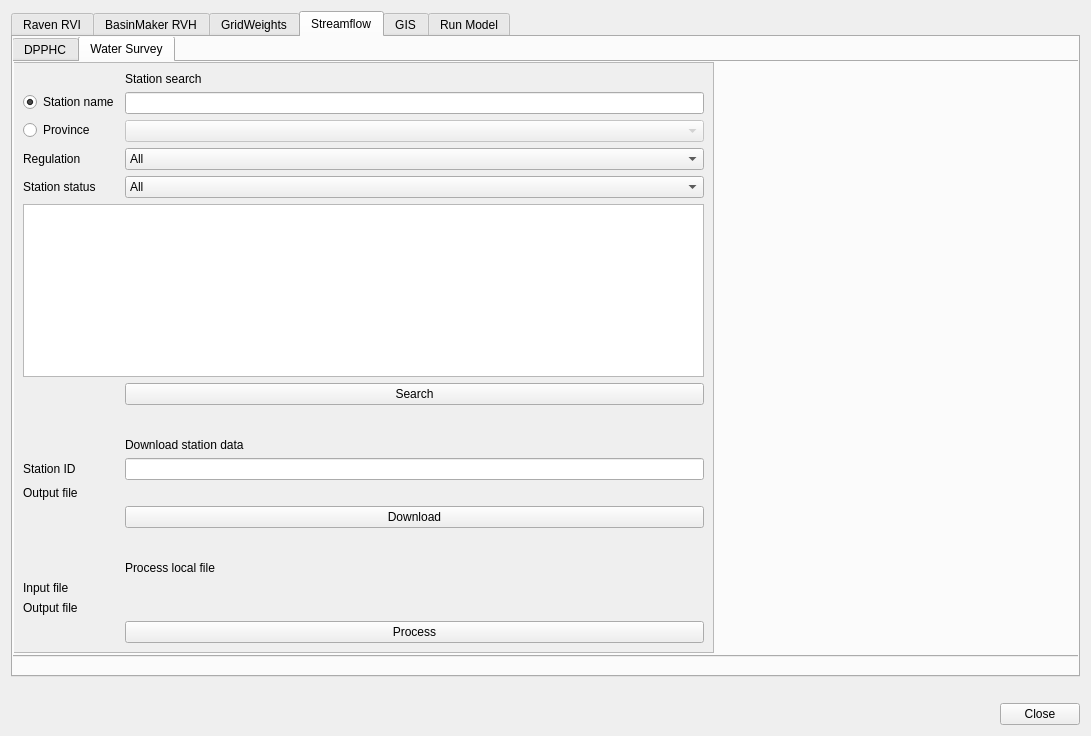
The window that qraven/qraven_dialog_base.ui (Scriptbash/QRaven) describes before a commit, drawn with Qt 5.
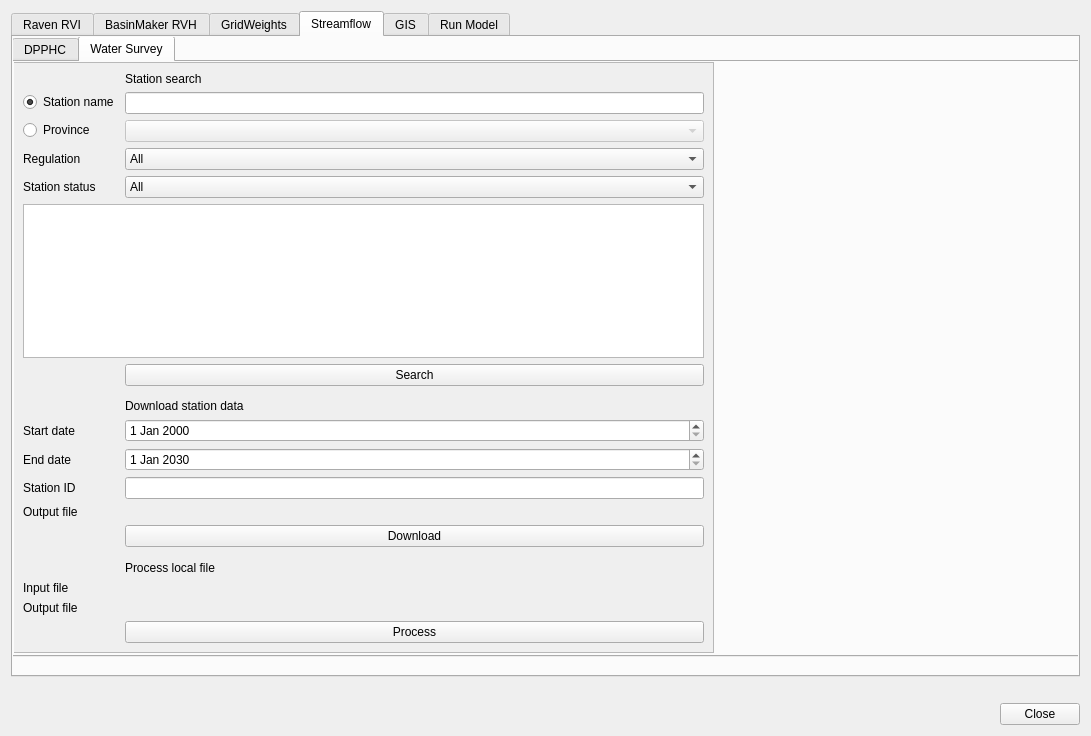
The same window after the commit. The open tabs and pages were chosen to show the change. Custom widgets are drawn as their Qt base class.

Commit message: Add water office start/end date

What changed in the file:
```diff
--- a/qraven/qraven_dialog_base.ui
+++ b/qraven/qraven_dialog_base.ui
@@ -3811,7 +3811,7 @@
         </rect>
        </property>
        <property name="currentIndex">
-        <number>0</number>
+        <number>1</number>
        </property>
        <widget class="QWidget" name="tab_12">
         <attribute name="title">
@@ -4134,8 +4134,8 @@
            <rect>
             <x>0</x>
             <y>0</y>
-            <width>699</width>
-            <height>589</height>
+            <width>686</width>
+            <height>603</height>
            </rect>
           </property>
           <layout class="QFormLayout" name="formLayout">
@@ -4265,24 +4265,24 @@
              </property>
             </widget>
            </item>
-           <item row="10" column="0">
+           <item row="12" column="0">
             <widget class="QLabel" name="label_101">
              <property name="text">
               <string>Station ID</string>
              </property>
             </widget>
            </item>
-           <item row="10" column="1">
+           <item row="12" column="1">
             <widget class="QLineEdit" name="txt_watersurveyid"/>
            </item>
-           <item row="11" column="0">
+           <item row="13" column="0">
             <widget class="QLabel" name="label_102">
              <property name="text">
               <string>Output file</string>
              </property>
             </widget>
            </item>
-           <item row="11" column="1">
+           <item row="13" column="1">
             <widget class="QgsFileWidget" name="file_watersurveyoutput">
              <property name="filter">
               <string>*.rvt</string>
@@ -4292,14 +4292,14 @@
              </property>
             </widget>
            </item>
-           <item row="12" column="1">
+           <item row="14" column="1">
             <widget class="QPushButton" name="btn_watersurveydownload">
              <property name="text">
               <string>Download</string>
              </property>
             </widget>
            </item>
-           <item row="13" column="1">
+           <item row="15" column="1">
             <spacer name="verticalSpacer_4">
              <property name="orientation">
               <enum>Qt::Vertical</enum>
@@ -4312,35 +4312,35 @@
              </property>
             </spacer>
            </item>
-           <item row="14" column="1">
+           <item row="16" column="1">
             <widget class="QLabel" name="label_103">
              <property name="text">
               <string>Process local file</string>
              </property>
             </widget>
            </item>
-           <item row="15" column="0">
+           <item row="17" column="0">
             <widget class="QLabel" name="label_104">
              <property name="text">
               <string>Input file</string>
              </property>
             </widget>
            </item>
-           <item row="15" column="1">
+           <item row="17" column="1">
             <widget class="QgsFileWidget" name="file_watersurveylocalinput">
              <property name="filter">
               <string>*.csv</string>
              </property>
             </widget>
            </item>
-           <item row="16" column="0">
+           <item row="18" column="0">
             <widget class="QLabel" name="label_105">
              <property name="text">
               <string>Output file</string>
              </property>
             </widget>
            </item>
-           <item row="16" column="1">
+           <item row="18" column="1">
             <widget class="QgsFileWidget" name="file_watersurveylocaloutput">
              <property name="filter">
               <string>*.rvt</string>
@@ -4350,13 +4350,41 @@
              </property>
             </widget>
            </item>
-           <item row="17" column="1">
+           <item row="19" column="1">
             <widget class="QPushButton" name="btn_watersurveyprocess">
              <property name="text">
               <string>Process</string>
              </property>
             </widget>
            </item>
+           <item row="10" column="1">
+            <widget class="QDateEdit" name="date_watersurveystartdate"/>
+           </item>
+           <item row="11" column="1">
+            <widget class="QDateEdit" name="date_watersurveyenddate">
+             <property name="date">
+              <date>
+               <year>2030</year>
+               <month>1</month>
+               <day>1</day>
+              </date>
+             </property>
+            </widget>
+           </item>
+           <item row="10" column="0">
+            <widget class="QLabel" name="label_123">
+             <property name="text">
+              <string>Start date</string>
+             </property>
+            </widget>
+           </item>
+           <item row="11" column="0">
+            <widget class="QLabel" name="label_124">
+             <property name="text">
+              <string>End date</string>
+             </property>
+            </widget>
+           </item>
           </layout>
          </widget>
         </widget>
```
The commit also changes 2 other files.
